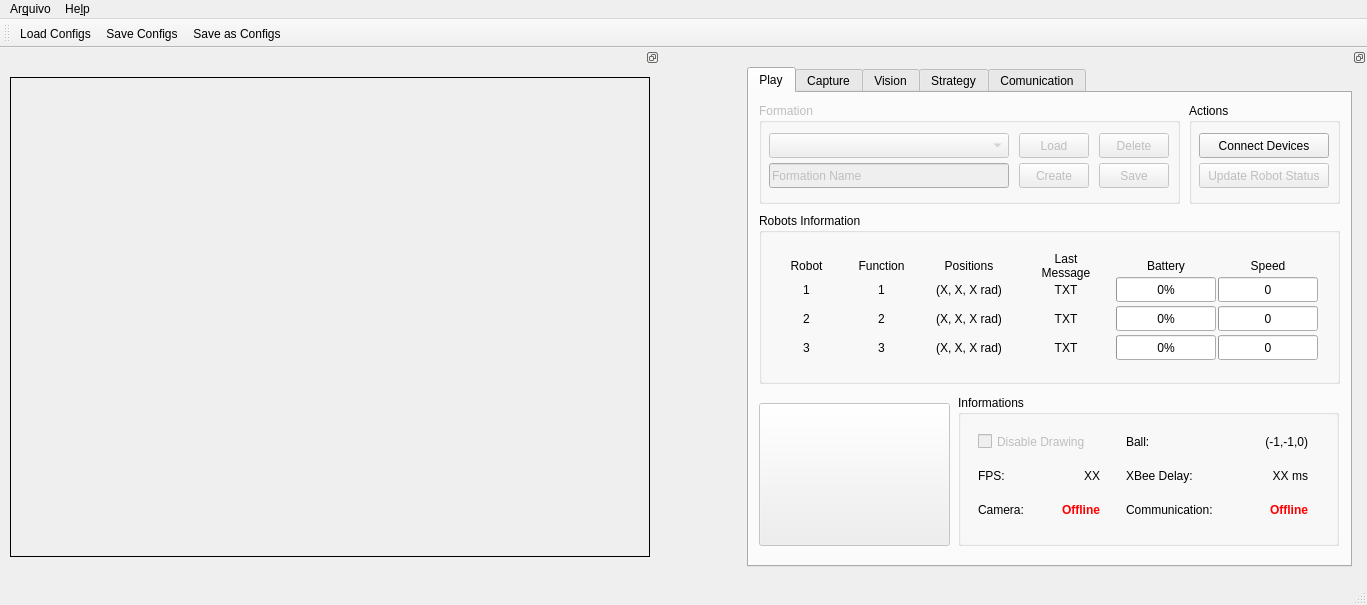
Old version of the form interface/mainwindow.ui in the repository PEQUI-MEC/PY-VSSS-INF.
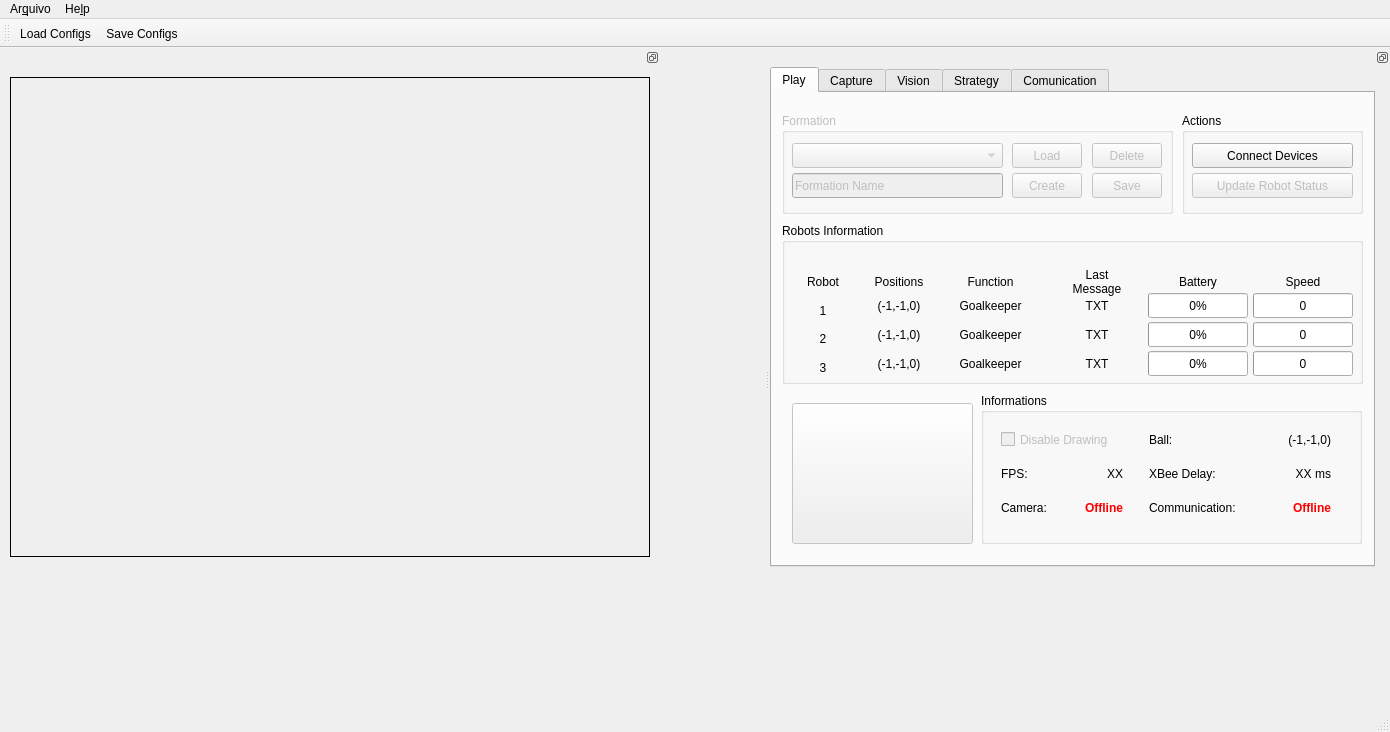
New version of the form. Icons and pictures are not drawn.

Commit message: Alterações que não foram

Diff of the .ui file:
```diff
--- a/interface/mainwindow.ui
+++ b/interface/mainwindow.ui
@@ -9,8 +9,8 @@
    <rect>
     <x>0</x>
     <y>0</y>
-    <width>1367</width>
-    <height>605</height>
+    <width>1390</width>
+    <height>732</height>
    </rect>
   </property>
   <property name="minimumSize">
@@ -50,8 +50,8 @@
     <rect>
      <x>0</x>
      <y>0</y>
-     <width>1367</width>
-     <height>24</height>
+     <width>1390</width>
+     <height>26</height>
     </rect>
    </property>
    <widget class="QMenu" name="menuBarArquivo">
@@ -86,7 +86,6 @@
    </attribute>
    <addaction name="actionLoadConfigs"/>
    <addaction name="actionSaveConfigs"/>
-   <addaction name="actionSaveasConfigs"/>
   </widget>
   <widget class="QDockWidget" name="dockWidgetVideoView">
    <property name="enabled">
@@ -165,14 +164,8 @@
   <widget class="QDockWidget" name="dockWidgetConfigs">
    <property name="minimumSize">
     <size>
-     <width>630</width>
-     <height>535</height>
-    </size>
-   </property>
-   <property name="maximumSize">
-    <size>
-     <width>630</width>
-     <height>535</height>
+     <width>620</width>
+     <height>530</height>
     </size>
    </property>
    <property name="floating">
@@ -197,7 +190,7 @@
      </property>
      <property name="geometry">
       <rect>
-       <x>10</x>
+       <x>0</x>
        <y>0</y>
        <width>605</width>
        <height>500</height>
@@ -209,12 +202,6 @@
        <height>500</height>
       </size>
      </property>
-     <property name="maximumSize">
-      <size>
-       <width>605</width>
-       <height>500</height>
-      </size>
-     </property>
      <property name="layoutDirection">
       <enum>Qt::LeftToRight</enum>
      </property>
@@ -259,24 +246,12 @@
        </property>
        <property name="geometry">
         <rect>
-         <x>10</x>
+         <x>20</x>
          <y>310</y>
-         <width>191</width>
-         <height>143</height>
+         <width>181</width>
+         <height>141</height>
         </rect>
        </property>
-       <property name="minimumSize">
-        <size>
-         <width>191</width>
-         <height>143</height>
-        </size>
-       </property>
-       <property name="maximumSize">
-        <size>
-         <width>16777215</width>
-         <height>143</height>
-        </size>
-       </property>
        <property name="cursor">
         <cursorShape>ClosedHandCursor</cursorShape>
        </property>
@@ -297,9 +272,9 @@
       <widget class="QGroupBox" name="groupBoxPlayRobotStatus">
        <property name="geometry">
         <rect>
-         <x>440</x>
-         <y>10</y>
-         <width>151</width>
+         <x>410</x>
+         <y>20</y>
+         <width>181</width>
          <height>101</height>
         </rect>
        </property>
@@ -320,7 +295,7 @@
          <rect>
           <x>10</x>
           <y>60</y>
-          <width>130</width>
+          <width>161</width>
           <height>25</height>
          </rect>
         </property>
@@ -339,7 +314,7 @@
          <rect>
           <x>10</x>
           <y>30</y>
-          <width>130</width>
+          <width>161</width>
           <height>25</height>
          </rect>
         </property>
@@ -358,7 +333,7 @@
        <property name="geometry">
         <rect>
          <x>209</x>
-         <y>302</y>
+         <y>300</y>
          <width>381</width>
          <height>151</height>
         </rect>
@@ -762,8 +737,8 @@
        <property name="geometry">
         <rect>
          <x>10</x>
-         <y>10</y>
-         <width>421</width>
+         <y>20</y>
+         <width>391</width>
          <height>101</height>
         </rect>
        </property>
@@ -775,13 +750,13 @@
          <rect>
           <x>10</x>
           <y>30</y>
-          <width>240</width>
+          <width>211</width>
           <height>25</height>
          </rect>
         </property>
         <property name="minimumSize">
          <size>
-          <width>240</width>
+          <width>100</width>
           <height>25</height>
          </size>
         </property>
@@ -795,7 +770,7 @@
        <widget class="QPushButton" name="pushButtonStrategyFormationDelete">
         <property name="geometry">
          <rect>
-          <x>340</x>
+          <x>310</x>
           <y>30</y>
           <width>70</width>
           <height>25</height>
@@ -820,7 +795,7 @@
        <widget class="QPushButton" name="pushButtonStrategyFormationLoad">
         <property name="geometry">
          <rect>
-          <x>260</x>
+          <x>230</x>
           <y>30</y>
           <width>70</width>
           <height>25</height>
@@ -847,13 +822,13 @@
          <rect>
           <x>10</x>
           <y>60</y>
-          <width>240</width>
+          <width>211</width>
           <height>25</height>
          </rect>
         </property>
         <property name="minimumSize">
          <size>
-          <width>240</width>
+          <width>100</width>
           <height>0</height>
          </size>
         </property>
@@ -870,7 +845,7 @@
        <widget class="QPushButton" name="pushButtonStrategyFormationSave">
         <property name="geometry">
          <rect>
-          <x>340</x>
+          <x>310</x>
           <y>60</y>
           <width>70</width>
           <height>25</height>
@@ -895,7 +870,7 @@
        <widget class="QPushButton" name="pushButtonStrategyFormationCreate">
         <property name="geometry">
          <rect>
-          <x>260</x>
+          <x>230</x>
           <y>60</y>
           <width>70</width>
           <height>25</height>
@@ -925,9 +900,9 @@
        <property name="geometry">
         <rect>
          <x>10</x>
-         <y>120</y>
+         <y>130</y>
          <width>581</width>
-         <height>171</height>
+         <height>161</height>
         </rect>
        </property>
        <property name="sizePolicy">
@@ -948,30 +923,33 @@
        <widget class="QWidget" name="layoutWidget">
         <property name="geometry">
          <rect>
-          <x>9</x>
-          <y>24</y>
-          <width>561</width>
-          <height>132</height>
+          <x>0</x>
+          <y>30</y>
+          <width>581</width>
+          <height>131</height>
          </rect>
         </property>
         <layout class="QHBoxLayout" name="horizontalLayout_10">
-         <property name="spacing">
-          <number>2</number>
-         </property>
          <item>
-          <layout class="QVBoxLayout" name="verticalLayout">
+          <layout class="QVBoxLayout" name="verticalLayout_9">
+           <property name="spacing">
+            <number>10</number>
+           </property>
+           <property name="topMargin">
+            <number>5</number>
+           </property>
            <item>
             <widget class="QLabel" name="labelPlayLastMessageRobot_2">
              <property name="minimumSize">
               <size>
-               <width>55</width>
-               <height>35</height>
+               <width>60</width>
+               <height>25</height>
               </size>
              </property>
              <property name="maximumSize">
               <size>
-               <width>55</width>
-               <height>35</height>
+               <width>70</width>
+               <height>25</height>
               </size>
              </property>
              <property name="text">
@@ -986,13 +964,13 @@
             <widget class="QLabel" name="labelPlayLastMessageRobot1Fixed">
              <property name="minimumSize">
               <size>
-               <width>55</width>
+               <width>60</width>
                <height>25</height>
               </size>
              </property>
              <property name="maximumSize">
               <size>
-               <width>55</width>
+               <width>80</width>
                <height>25</height>
               </size>
              </property>
@@ -1008,13 +986,13 @@
             <widget class="QLabel" name="labelPlayLastMessageRobot2Fixed">
              <property name="minimumSize">
               <size>
-               <width>55</width>
+               <width>60</width>
                <height>25</height>
               </size>
              </property>
              <property name="maximumSize">
               <size>
-               <width>55</width>
+               <width>80</width>
                <height>25</height>
               </size>
              </property>
@@ -1030,13 +1008,13 @@
             <widget class="QLabel" name="labelPlayLastMessageRobot3Fixed">
              <property name="minimumSize">
               <size>
-               <width>55</width>
+               <width>60</width>
                <height>25</height>
               </size>
              </property>
              <property name="maximumSize">
               <size>
-               <width>55</width>
+               <width>80</width>
                <height>25</height>
               </size>
              </property>
@@ -1050,6 +1028,98 @@
            </item>
           </layout>
          </item>
+         <item>
+          <layout class="QVBoxLayout" name="verticalLayout_5">
+           <item>
+            <widget class="QLabel" name="labelPlayPositionsRobot">
+             <property name="minimumSize">
+              <size>
+               <width>80</width>
+               <height>35</height>
+              </size>
+             </property>
+             <property name="maximumSize">
+              <size>
+               <width>80</width>
+               <height>35</height>
+              </size>
+             </property>
+             <property name="text">
+              <string>Positions</string>
+             </property>
+             <property name="alignment">
+              <set>Qt::AlignCenter</set>
+             </property>
+            </widget>
+           </item>
+           <item>
+            <widget class="QLabel" name="labelPlayPositionsRobot1">
+             <property name="minimumSize">
+              <size>
+               <width>80</width>
+               <height>25</height>
+              </size>
+             </property>
+             <property name="maximumSize">
+              <size>
+               <width>80</width>
+               <height>25</height>
+              </size>
+             </property>
+             <property name="text">
+              <string>(-1,-1,0)</string>
+             </property>
+             <property name="alignment">
+              <set>Qt::AlignCenter</set>
+             </property>
+            </widget>
+           </item>
+           <item>
+            <widget class="QLabel" name="labelPlayPositionsRobot2">
+             <property name="minimumSize">
+              <size>
+               <width>80</width>
+               <height>25</height>
+              </size>
+             </property>
+             <property name="maximumSize">
+              <size>
+               <width>80</width>
+               <height>25</height>
+              </size>
+             </property>
+             <property name="text">
+              <string>(-1,-1,0)</string>
+             </property>
+             <property name="alignment">
+              <set>Qt::AlignCenter</set>
+             </property>
+            </widget>
+           </item>
+           <item>
+            <widget class="QLabel" name="labelPlayPositionsRobot3">
+             <property name="minimumSize">
+              <size>
+               <width>80</width>
+               <height>25</height>
+              </size>
+             </property>
+             <property name="maximumSize">
+              <size>
+               <width>80</width>
+               <height>25</height>
+              </size>
+             </property>
+             <property name="text">
+              <string>(-1,-1,0)</string>
+             </property>
+             <property name="alignment">
+              <set>Qt::AlignCenter</set>
+             </property>
+            </widget>
+           </item>
+          </layout>
+         </item>
          <item>
           <layout class="QVBoxLayout" name="verticalLayout_4">
            <item>
@@ -1089,7 +1159,7 @@
               </size>
              </property>
              <property name="text">
-              <string>1</string>
+              <string>Goalkeeper</string>
              </property>
              <property name="alignment">
               <set>Qt::AlignCenter</set>
@@ -1111,7 +1181,7 @@
               </size>
              </property>
              <property name="text">
-              <string>2</string>
+              <string>Goalkeeper</string>
              </property>
              <property name="alignment">
               <set>Qt::AlignCenter</set>
@@ -1133,99 +1203,7 @@
               </size>
              </property>
              <property name="text">
-              <string>3</string>
-             </property>
-             <property name="alignment">
-              <set>Qt::AlignCenter</set>
-             </property>
-            </widget>
-           </item>
-          </layout>
-         </item>
-         <item>
-          <layout class="QVBoxLayout" name="verticalLayout_5">
-           <item>
-            <widget class="QLabel" name="labelPlayPositionsRobot">
-             <property name="minimumSize">
-              <size>
-               <width>80</width>
-               <height>35</height>
-              </size>
-             </property>
-             <property name="maximumSize">
-              <size>
-               <width>80</width>
-               <height>35</height>
-              </size>
-             </property>
-             <property name="text">
-              <string>Positions</string>
-             </property>
-             <property name="alignment">
-              <set>Qt::AlignCenter</set>
-             </property>
-            </widget>
-           </item>
-           <item>
-            <widget class="QLabel" name="labelPlayPositionsRobot1">
-             <property name="minimumSize">
-              <size>
-               <width>80</width>
-               <height>25</height>
-              </size>
-             </property>
-             <property name="maximumSize">
-              <size>
-               <width>80</width>
-               <height>25</height>
-              </size>
-             </property>
-             <property name="text">
-              <string>(X, X, X rad)</string>
-             </property>
-             <property name="alignment">
-              <set>Qt::AlignCenter</set>
-             </property>
-            </widget>
-           </item>
-           <item>
-            <widget class="QLabel" name="labelPlayPositionsRobot2">
-             <property name="minimumSize">
-              <size>
-               <width>80</width>
-               <height>25</height>
-              </size>
-             </property>
-             <property name="maximumSize">
-              <size>
-               <width>80</width>
-               <height>25</height>
-              </size>
-             </property>
-             <property name="text">
-              <string>(X, X, X rad)</string>
-             </property>
-             <property name="alignment">
-              <set>Qt::AlignCenter</set>
-             </property>
-            </widget>
-           </item>
-           <item>
-            <widget class="QLabel" name="labelPlayPositionsRobot3">
-             <property name="minimumSize">
-              <size>
-               <width>80</width>
-               <height>25</height>
-              </size>
-             </property>
-             <property name="maximumSize">
-              <size>
-               <width>80</width>
-               <height>25</height>
-              </size>
-             </property>
-             <property name="text">
-              <string>(X, X, X rad)</string>
+              <string>Goalkeeper</string>
              </property>
              <property name="alignment">
               <set>Qt::AlignCenter</set>
@@ -1329,7 +1307,7 @@
          </item>
          <item>
           <layout class="QVBoxLayout" name="verticalLayout_7">
-           <item alignment="Qt::AlignHCenter">
+           <item>
             <widget class="QLabel" name="labelPlayRobotStatus">
              <property name="minimumSize">
               <size>
@@ -1351,7 +1329,7 @@
              </property>
             </widget>
            </item>
-           <item alignment="Qt::AlignHCenter">
+           <item>
             <widget class="QProgressBar" name="progressBarPlayRobotStatusRobotA">
              <property name="minimumSize">
               <size>
@@ -1370,7 +1348,7 @@
              </property>
             </widget>
            </item>
-           <item alignment="Qt::AlignHCenter">
+           <item>
             <widget class="QProgressBar" name="progressBarPlayRobotStatusRobotB">
              <property name="minimumSize">
               <size>
@@ -1389,7 +1367,7 @@
              </property>
             </widget>
            </item>
-           <item alignment="Qt::AlignHCenter">
+           <item>
             <widget class="QProgressBar" name="progressBarPlayRobotStatusRobotC">
              <property name="minimumSize">
               <size>
@@ -1412,7 +1390,7 @@
          </item>
          <item>
           <layout class="QVBoxLayout" name="verticalLayout_8">
-           <item alignment="Qt::AlignHCenter">
+           <item>
             <widget class="QLabel" name="labelPlayRobotSpeed">
              <property name="minimumSize">
               <size>
@@ -1434,7 +1412,7 @@
              </property>
             </widget>
            </item>
-           <item alignment="Qt::AlignHCenter">
+           <item>
             <widget class="QProgressBar" name="progressBarPlaySpeedRobot1">
              <property name="minimumSize">
               <size>
@@ -1459,7 +1437,7 @@
              </property>
             </widget>
            </item>
-           <item alignment="Qt::AlignHCenter">
+           <item>
             <widget class="QProgressBar" name="progressBarPlaySpeedRobot2">
              <property name="minimumSize">
               <size>
@@ -1484,7 +1462,7 @@
              </property>
             </widget>
            </item>
-           <item alignment="Qt::AlignHCenter">
+           <item>
             <widget class="QProgressBar" name="progressBarPlaySpeedRobot3">
              <property name="minimumSize">
               <size>
```
Left out of the diff: 165 changed lines with no effect on the pictures.
